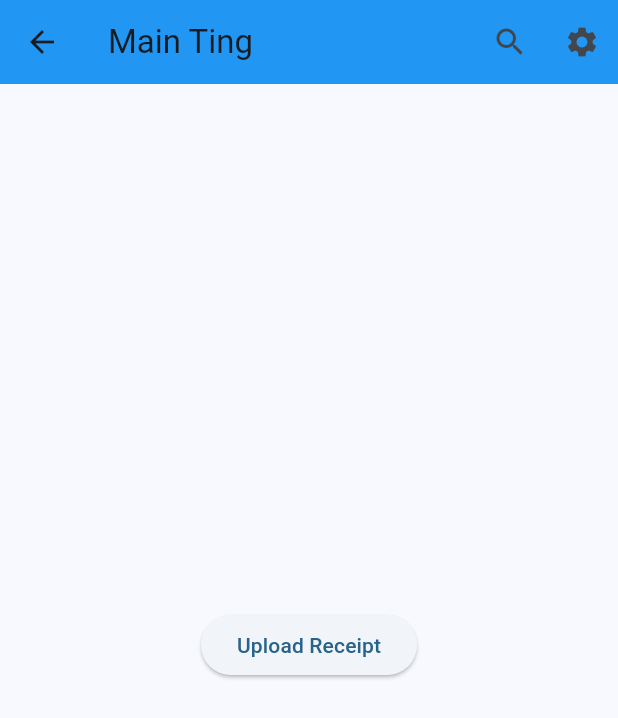
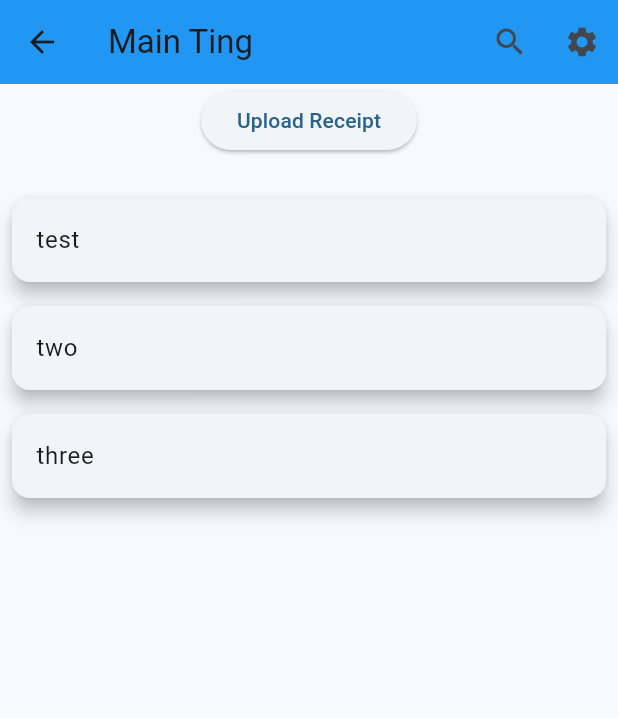
Before and after one commit to nathanieltooley/cs425-receipt-database, a Flutter app: the DatabasePage screen opened directly, on a phone screen of 412 x 824 dp. Shown: the top 718 px of the screen. Run offline on Flutter 3.47's test engine with Material 3 defaults, Android fonts, the phone set to English and light mode, and no system bars; our stand-ins replace cached_network_image, file_picker.

Commit message:
added display for receipts and cache file

```diff
--- a/flutter_client/receipt_database_app/lib/pages/database_page.dart
+++ b/flutter_client/receipt_database_app/lib/pages/database_page.dart
@@ -2,6 +2,35 @@ import 'package:flutter/material.dart';
 import 'package:file_picker/file_picker.dart';
 import '/components/api.dart';
 
+  // Display support for receipts
+  class MyListView extends StatefulWidget {
+    const MyListView({super.key});
+
+    @override
+    _MyListViewState createState() => _MyListViewState();
+  }
+  class _MyListViewState extends State<MyListView> {
+    List<String> items = ["test", "two", "three"];
+
+    @override
+    Widget build(BuildContext context) {
+      return ListView.builder(
+        itemCount: items.length,
+        itemBuilder: (context, index) {
+          return Card(
+            elevation: 5,
+            margin: const EdgeInsets.all(8),
+            child: ListTile(
+              title: Text(items[index]),
+              onTap: () {
+                //Can send to a full page of receipt if we want to.
+              },
+            ),
+          );
+        },
+      );
+    }
+  }
 
 class DatabasePage extends StatefulWidget {
   const DatabasePage({super.key, required this.title});
@@ -65,7 +94,7 @@ class _DatabasePageState extends State<DatabasePage> {
         ],
       ),
       body: Column(
-        mainAxisAlignment: MainAxisAlignment.center,
+        mainAxisAlignment: MainAxisAlignment.start,
         children: <Widget>[
               ElevatedButton(
                 onPressed: _pickAndUploadFile,
@@ -75,6 +104,9 @@ class _DatabasePageState extends State<DatabasePage> {
               _filePath.isNotEmpty
                   ? Text('File Uploaded Successfully')
                   : Container(),
+          Expanded(
+            child: MyListView(),
+          ),
         ],
       ),
     );
--- /dev/null
+++ b/flutter_client/receipt_database_app/lib/pages/image_cache.dart
@@ -0,0 +1,35 @@
+import 'package:flutter/material.dart';
+import 'package:cached_network_image/cached_network_image.dart';
+
+void main() {
+  runApp(ReceiptList());
+}
+
+class ReceiptList extends StatelessWidget {
+  final List<String> imageUrls = [
+    'url_of_image_1_from_aws_bucket',
+    'url_of_image_2_from_aws_bucket',
+    // Add more image URLs as needed
+  ];
+
+  @override
+  Widget build(BuildContext context) {
+    return MaterialApp(
+      home: Scaffold(
+        appBar: AppBar(
+          title: Text('Uploaded Receipts'),
+        ),
+        body: ListView.builder(
+          itemCount: imageUrls.length,
+          itemBuilder: (context, index) {
+            return CachedNetworkImage(
+              imageUrl: imageUrls[index],
+              placeholder: (context, url) => CircularProgressIndicator(),
+              errorWidget: (context, url, error) => Icon(Icons.error),
+            );
+          },
+        ),
+      ),
+    );
+  }
+}
```
Also changed, not shown: flutter_client/receipt_database_app/pubspec.yaml (+3 -5 lines), flutter_client/receipt_database_app/pubspec.lock, 6 other files. Lines whose indentation alone changed are shown as unchanged.
